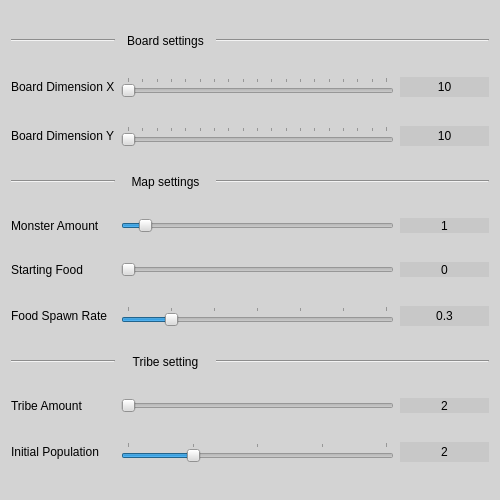
This is ui/MenuLayout.ui in Simon2833/PO_PWR as Qt 5 draws it before an edit. The edited form follows.
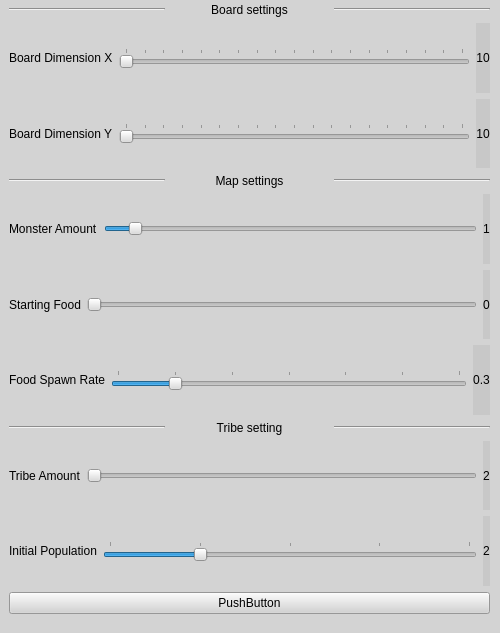
This is the edited form.

Commit message: changed .ui file, added prototype visualisation window

The edit to the form file:
```diff
--- a/ui/MenuLayout.ui
+++ b/ui/MenuLayout.ui
@@ -7,7 +7,7 @@
     <x>0</x>
     <y>0</y>
     <width>500</width>
-    <height>500</height>
+    <height>633</height>
    </rect>
   </property>
   <property name="windowTitle">
@@ -20,209 +20,107 @@
    <string notr="true">
 background-color: rgb(211, 211, 211);</string>
   </property>
-  <layout class="QGridLayout" name="gridLayout">
-   <item row="7" column="1">
-    <widget class="QLabel" name="label_8">
-     <property name="text">
-      <string>Tribe setting</string>
-     </property>
-     <property name="alignment">
-      <set>Qt::AlignCenter</set>
-     </property>
-    </widget>
-   </item>
-   <item row="3" column="2" colspan="3">
-    <widget class="Line" name="line_4">
+  <widget class="QWidget" name="layoutWidget">
+   <property name="geometry">
+    <rect>
+     <x>9</x>
+     <y>3</y>
+     <width>481</width>
+     <height>611</height>
+    </rect>
+   </property>
+   <layout class="QVBoxLayout" name="verticalLayout">
+    <item>
+     <layout class="QHBoxLayout" name="horizontalLayout">
+      <item>
+       <widget class="Line" name="line_2">
      <property name="orientation">
       <enum>Qt::Horizontal</enum>
      </property>
     </widget>
    </item>
-   <item row="3" column="0">
-    <widget class="Line" name="line_5">
-     <property name="orientation">
-      <enum>Qt::Horizontal</enum>
-     </property>
-    </widget>
-   </item>
-   <item row="4" column="4">
-    <widget class="QLabel" name="MonsterAmnt_prev">
-     <property name="font">
-      <font/>
-     </property>
-     <property name="styleSheet">
-      <string notr="true">background-color: rgb(200, 200, 200);</string>
-     </property>
-     <property name="frameShape">
-      <enum>QFrame::NoFrame</enum>
-     </property>
+      <item>
+       <widget class="QLabel" name="label_3">
      <property name="text">
-      <string>1</string>
+         <string>Board settings</string>
      </property>
      <property name="alignment">
       <set>Qt::AlignCenter</set>
      </property>
     </widget>
    </item>
-   <item row="2" column="4">
-    <widget class="QLabel" name="dimY_prev">
-     <property name="font">
-      <font/>
-     </property>
-     <property name="styleSheet">
-      <string notr="true">background-color: rgb(200, 200, 200);</string>
-     </property>
-     <property name="frameShape">
-      <enum>QFrame::NoFrame</enum>
-     </property>
-     <property name="text">
-      <string>10</string>
-     </property>
-     <property name="alignment">
-      <set>Qt::AlignCenter</set>
-     </property>
-    </widget>
-   </item>
-   <item row="6" column="0">
-    <widget class="QLabel" name="label_10">
-     <property name="text">
-      <string>Food Spawn Rate</string>
-     </property>
-    </widget>
-   </item>
-   <item row="8" column="1" colspan="3">
-    <widget class="QSlider" name="horizontalSlider_TribeAmnt">
-     <property name="minimum">
-      <number>2</number>
-     </property>
-     <property name="maximum">
-      <number>15</number>
-     </property>
-     <property name="pageStep">
-      <number>1</number>
-     </property>
+      <item>
+       <widget class="Line" name="line_3">
      <property name="orientation">
       <enum>Qt::Horizontal</enum>
      </property>
-     <property name="tickPosition">
-      <enum>QSlider::NoTicks</enum>
-     </property>
-    </widget>
-   </item>
-   <item row="2" column="1" colspan="3">
-    <widget class="QSlider" name="horizontalSlider_dimY">
-     <property name="cursor">
-      <cursorShape>SizeHorCursor</cursorShape>
-     </property>
-     <property name="focusPolicy">
-      <enum>Qt::NoFocus</enum>
-     </property>
-     <property name="acceptDrops">
-      <bool>false</bool>
-     </property>
-     <property name="toolTipDuration">
-      <number>2</number>
-     </property>
-     <property name="minimum">
-      <number>2</number>
-     </property>
-     <property name="maximum">
-      <number>20</number>
-     </property>
-     <property name="singleStep">
-      <number>1</number>
-     </property>
-     <property name="pageStep">
-      <number>1</number>
-     </property>
-     <property name="value">
-      <number>2</number>
-     </property>
-     <property name="orientation">
-      <enum>Qt::Horizontal</enum>
-     </property>
-     <property name="invertedAppearance">
-      <bool>false</bool>
-     </property>
-     <property name="invertedControls">
-      <bool>false</bool>
-     </property>
-     <property name="tickPosition">
-      <enum>QSlider::TicksAbove</enum>
-     </property>
-     <property name="tickInterval">
-      <number>1</number>
-     </property>
-    </widget>
-   </item>
-   <item row="4" column="1" colspan="3">
-    <widget class="QSlider" name="horizontalSlider_MonsterAmnt">
-     <property name="maximum">
-      <number>15</number>
-     </property>
-     <property name="pageStep">
-      <number>1</number>
-     </property>
-     <property name="value">
-      <number>1</number>
-     </property>
-     <property name="orientation">
-      <enum>Qt::Horizontal</enum>
-     </property>
-    </widget>
-   </item>
-   <item row="5" column="0">
-    <widget class="QLabel" name="label_7">
-     <property name="text">
-      <string>Starting Food</string>
-     </property>
-    </widget>
-   </item>
-   <item row="9" column="4">
-    <widget class="QLabel" name="InitPopulation_prev">
-     <property name="font">
-      <font/>
-     </property>
-     <property name="styleSheet">
-      <string notr="true">background-color: rgb(200, 200, 200);</string>
-     </property>
-     <property name="frameShape">
-      <enum>QFrame::NoFrame</enum>
-     </property>
-     <property name="text">
-      <string>2</string>
-     </property>
-     <property name="alignment">
-      <set>Qt::AlignCenter</set>
-     </property>
-    </widget>
-   </item>
-   <item row="1" column="0">
+       </widget>
+      </item>
+     </layout>
+    </item>
+    <item>
+     <layout class="QHBoxLayout" name="horizontalLayout_3">
+      <item>
+       <layout class="QHBoxLayout" name="horizontalLayout_2">
+        <item>
     <widget class="QLabel" name="label">
      <property name="text">
       <string>Board Dimension X</string>
      </property>
     </widget>
    </item>
-   <item row="5" column="1" colspan="3">
-    <widget class="QSlider" name="horizontalSlider_StartFood">
+        <item>
+         <widget class="QSlider" name="horizontalSlider_dimX">
+          <property name="cursor">
+           <cursorShape>SizeHorCursor</cursorShape>
+          </property>
+          <property name="focusPolicy">
+           <enum>Qt::NoFocus</enum>
+          </property>
+          <property name="acceptDrops">
+           <bool>false</bool>
+          </property>
+          <property name="toolTipDuration">
+           <number>2</number>
+          </property>
+          <property name="minimum">
+           <number>2</number>
+          </property>
      <property name="maximum">
-      <number>15</number>
+           <number>20</number>
+          </property>
+          <property name="singleStep">
+           <number>1</number>
      </property>
      <property name="pageStep">
       <number>1</number>
      </property>
+          <property name="value">
+           <number>2</number>
+          </property>
      <property name="orientation">
       <enum>Qt::Horizontal</enum>
      </property>
-    </widget>
-   </item>
-   <item row="1" column="4">
+          <property name="invertedAppearance">
+           <bool>false</bool>
+          </property>
+          <property name="invertedControls">
+           <bool>false</bool>
+          </property>
+          <property name="tickPosition">
+           <enum>QSlider::TicksAbove</enum>
+          </property>
+          <property name="tickInterval">
+           <number>1</number>
+          </property>
+         </widget>
+        </item>
+       </layout>
+      </item>
+      <item>
     <widget class="QLabel" name="dimX_prev">
      <property name="font">
-      <font>
-       <family>Arial</family>
-      </font>
+         <font/>
      </property>
      <property name="styleSheet">
       <string notr="true">background-color: rgb(200, 200, 200);</string>
@@ -238,71 +136,181 @@
      </property>
     </widget>
    </item>
-   <item row="2" column="0">
+     </layout>
+    </item>
+    <item>
+     <layout class="QHBoxLayout" name="horizontalLayout_4">
+      <item>
     <widget class="QLabel" name="label_2">
      <property name="text">
       <string>Board Dimension Y</string>
      </property>
     </widget>
    </item>
-   <item row="8" column="0">
-    <widget class="QLabel" name="label_5">
+      <item>
+       <widget class="QSlider" name="horizontalSlider_dimY">
+        <property name="cursor">
+         <cursorShape>SizeHorCursor</cursorShape>
+        </property>
+        <property name="focusPolicy">
+         <enum>Qt::NoFocus</enum>
+        </property>
+        <property name="acceptDrops">
+         <bool>false</bool>
+        </property>
+        <property name="toolTipDuration">
+         <number>2</number>
+        </property>
+        <property name="minimum">
+         <number>2</number>
+        </property>
+        <property name="maximum">
+         <number>20</number>
+        </property>
+        <property name="singleStep">
+         <number>1</number>
+        </property>
+        <property name="pageStep">
+         <number>1</number>
+        </property>
+        <property name="value">
+         <number>2</number>
+        </property>
+        <property name="orientation">
+         <enum>Qt::Horizontal</enum>
+        </property>
+        <property name="invertedAppearance">
+         <bool>false</bool>
+        </property>
+        <property name="invertedControls">
+         <bool>false</bool>
+        </property>
+        <property name="tickPosition">
+         <enum>QSlider::TicksAbove</enum>
+        </property>
+        <property name="tickInterval">
+         <number>1</number>
+        </property>
+       </widget>
+      </item>
+      <item>
+       <widget class="QLabel" name="dimY_prev">
+        <property name="font">
+         <font/>
+        </property>
+        <property name="styleSheet">
+         <string notr="true">background-color: rgb(200, 200, 200);</string>
+        </property>
+        <property name="frameShape">
+         <enum>QFrame::NoFrame</enum>
+        </property>
      <property name="text">
-      <string>Tribe Amount</string>
-     </property>
-    </widget>
-   </item>
-   <item row="0" column="0">
-    <widget class="Line" name="line_2">
+         <string>10</string>
+        </property>
+        <property name="alignment">
+         <set>Qt::AlignCenter</set>
+        </property>
+       </widget>
+      </item>
+     </layout>
+    </item>
+    <item>
+     <layout class="QHBoxLayout" name="horizontalLayout_5">
+      <item>
+       <widget class="Line" name="line_5">
      <property name="orientation">
       <enum>Qt::Horizontal</enum>
      </property>
     </widget>
    </item>
-   <item row="7" column="0">
-    <widget class="Line" name="line_7">
+      <item>
+       <widget class="QLabel" name="label_4">
+        <property name="text">
+         <string>Map settings</string>
+        </property>
+        <property name="alignment">
+         <set>Qt::AlignCenter</set>
+        </property>
+       </widget>
+      </item>
+      <item>
+       <widget class="Line" name="line_4">
      <property name="orientation">
       <enum>Qt::Horizontal</enum>
      </property>
     </widget>
    </item>
-   <item row="4" column="0">
+     </layout>
+    </item>
+    <item>
+     <layout class="QHBoxLayout" name="horizontalLayout_6">
+      <item>
     <widget class="QLabel" name="label_6">
      <property name="text">
       <string>Monster Amount</string>
      </property>
     </widget>
    </item>
-   <item row="6" column="1" colspan="3">
-    <widget class="QSlider" name="horizontalSlider_FSpawnRate">
+      <item>
+       <widget class="QSlider" name="horizontalSlider_MonsterAmnt">
      <property name="maximum">
-      <number>30</number>
+         <number>15</number>
      </property>
      <property name="pageStep">
       <number>1</number>
      </property>
      <property name="value">
-      <number>5</number>
+         <number>1</number>
      </property>
      <property name="orientation">
       <enum>Qt::Horizontal</enum>
      </property>
-     <property name="tickPosition">
-      <enum>QSlider::TicksAbove</enum>
-     </property>
-     <property name="tickInterval">
-      <number>5</number>
-     </property>
-    </widget>
-   </item>
-   <item row="7" column="2" colspan="3">
-    <widget class="Line" name="line_6">
+       </widget>
+      </item>
+      <item>
+       <widget class="QLabel" name="MonsterAmnt_prev">
+        <property name="font">
+         <font/>
+        </property>
+        <property name="styleSheet">
+         <string notr="true">background-color: rgb(200, 200, 200);</string>
+        </property>
+        <property name="frameShape">
+         <enum>QFrame::NoFrame</enum>
+        </property>
+        <property name="text">
+         <string>1</string>
+        </property>
+        <property name="alignment">
+         <set>Qt::AlignCenter</set>
+        </property>
+       </widget>
+      </item>
+     </layout>
+    </item>
+    <item>
+     <layout class="QHBoxLayout" name="horizontalLayout_7">
+      <item>
+       <widget class="QLabel" name="label_7">
+        <property name="text">
+         <string>Starting Food</string>
+        </property>
+       </widget>
+      </item>
+      <item>
+       <widget class="QSlider" name="horizontalSlider_StartFood">
+        <property name="maximum">
+         <number>15</number>
+        </property>
+        <property name="pageStep">
+         <number>1</number>
+        </property>
      <property name="orientation">
       <enum>Qt::Horizontal</enum>
      </property>
     </widget>
    </item>
-   <item row="5" column="4">
+      <item>
     <widget class="QLabel" name="StartFood_prev">
      <property name="font">
       <font/>
@@ -321,7 +329,40 @@
      </property>
     </widget>
    </item>
-   <item row="6" column="4">
+     </layout>
+    </item>
+    <item>
+     <layout class="QHBoxLayout" name="horizontalLayout_8">
+      <item>
+       <widget class="QLabel" name="label_10">
+        <property name="text">
+         <string>Food Spawn Rate</string>
+        </property>
+       </widget>
+      </item>
+      <item>
+       <widget class="QSlider" name="horizontalSlider_FSpawnRate">
+        <property name="maximum">
+         <number>30</number>
+        </property>
+        <property name="pageStep">
+         <number>1</number>
+        </property>
+        <property name="value">
+         <number>5</number>
+        </property>
+        <property name="orientation">
+         <enum>Qt::Horizontal</enum>
+        </property>
+        <property name="tickPosition">
+         <enum>QSlider::TicksAbove</enum>
+        </property>
+        <property name="tickInterval">
+         <number>5</number>
+        </property>
+       </widget>
+      </item>
+      <item>
     <widget class="QLabel" name="FSpawnRate_prev">
      <property name="font">
       <font/>
@@ -340,88 +381,65 @@
      </property>
     </widget>
    </item>
-   <item row="1" column="1" colspan="3">
-    <widget class="QSlider" name="horizontalSlider_dimX">
-     <property name="cursor">
-      <cursorShape>SizeHorCursor</cursorShape>
-     </property>
-     <property name="focusPolicy">
-      <enum>Qt::NoFocus</enum>
-     </property>
-     <property name="acceptDrops">
-      <bool>false</bool>
-     </property>
-     <property name="toolTipDuration">
-      <number>2</number>
-     </property>
-     <property name="minimum">
-      <number>2</number>
-     </property>
-     <property name="maximum">
-      <number>20</number>
-     </property>
-     <property name="singleStep">
-      <number>1</number>
-     </property>
-     <property name="pageStep">
-      <number>1</number>
-     </property>
-     <property name="value">
-      <number>2</number>
-     </property>
+     </layout>
+    </item>
+    <item>
+     <layout class="QHBoxLayout" name="horizontalLayout_9">
+      <item>
+       <widget class="Line" name="line_7">
      <property name="orientation">
       <enum>Qt::Horizontal</enum>
      </property>
-     <property name="invertedAppearance">
-      <bool>false</bool>
-     </property>
-     <property name="invertedControls">
-      <bool>false</bool>
-     </property>
-     <property name="tickPosition">
-      <enum>QSlider::TicksAbove</enum>
-     </property>
-     <property name="tickInterval">
-      <number>1</number>
-     </property>
-    </widget>
-   </item>
-   <item row="3" column="1">
-    <widget class="QLabel" name="label_4">
+       </widget>
+      </item>
+      <item>
+       <widget class="QLabel" name="label_8">
      <property name="text">
-      <string>Map settings</string>
+         <string>Tribe setting</string>
      </property>
      <property name="alignment">
       <set>Qt::AlignCenter</set>
      </property>
     </widget>
    </item>
-   <item row="9" column="1" colspan="3">
-    <widget class="QSlider" name="horizontalSlider_initPopulation">
+      <item>
+       <widget class="Line" name="line_6">
+        <property name="orientation">
+         <enum>Qt::Horizontal</enum>
+        </property>
+       </widget>
+      </item>
+     </layout>
+    </item>
+    <item>
+     <layout class="QHBoxLayout" name="horizontalLayout_10">
+      <item>
+       <widget class="QLabel" name="label_5">
+        <property name="text">
+         <string>Tribe Amount</string>
+        </property>
+       </widget>
+      </item>
+      <item>
+       <widget class="QSlider" name="horizontalSlider_TribeAmnt">
      <property name="minimum">
-      <number>1</number>
+         <number>2</number>
      </property>
      <property name="maximum">
-      <number>5</number>
+         <number>15</number>
      </property>
      <property name="pageStep">
       <number>1</number>
      </property>
-     <property name="value">
-      <number>2</number>
-     </property>
      <property name="orientation">
       <enum>Qt::Horizontal</enum>
      </property>
      <property name="tickPosition">
-      <enum>QSlider::TicksAbove</enum>
-     </property>
-     <property name="tickInterval">
-      <number>1</number>
+         <enum>QSlider::NoTicks</enum>
      </property>
     </widget>
    </item>
-   <item row="8" column="4">
+      <item>
     <widget class="QLabel" name="TribeAmount_prev">
      <property name="font">
       <font/>
@@ -440,31 +458,72 @@
      </property>
     </widget>
    </item>
-   <item row="9" column="0">
+     </layout>
+    </item>
+    <item>
+     <layout class="QHBoxLayout" name="horizontalLayout_11">
+      <item>
     <widget class="QLabel" name="label_9">
      <property name="text">
       <string>Initial Population</string>
      </property>
     </widget>
    </item>
-   <item row="0" column="1">
-    <widget class="QLabel" name="label_3">
-     <property name="text">
-      <string>Board settings</string>
-     </property>
-     <property name="alignment">
-      <set>Qt::AlignCenter</set>
-     </property>
-    </widget>
-   </item>
-   <item row="0" column="2" colspan="3">
-    <widget class="Line" name="line_3">
+      <item>
+       <widget class="QSlider" name="horizontalSlider_initPopulation">
+        <property name="minimum">
+         <number>1</number>
+        </property>
+        <property name="maximum">
+         <number>5</number>
+        </property>
+        <property name="pageStep">
+         <number>1</number>
+        </property>
+        <property name="value">
+         <number>2</number>
+        </property>
      <property name="orientation">
       <enum>Qt::Horizontal</enum>
      </property>
-    </widget>
-   </item>
-  </layout>
+        <property name="tickPosition">
+         <enum>QSlider::TicksAbove</enum>
+        </property>
+        <property name="tickInterval">
+         <number>1</number>
+        </property>
+       </widget>
+      </item>
+      <item>
+       <widget class="QLabel" name="InitPopulation_prev">
+        <property name="font">
+         <font/>
+        </property>
+        <property name="styleSheet">
+         <string notr="true">background-color: rgb(200, 200, 200);</string>
+        </property>
+        <property name="frameShape">
+         <enum>QFrame::NoFrame</enum>
+        </property>
+        <property name="text">
+         <string>2</string>
+        </property>
+        <property name="alignment">
+         <set>Qt::AlignCenter</set>
+        </property>
+       </widget>
+      </item>
+     </layout>
+    </item>
+    <item>
+     <widget class="QPushButton" name="pushButton">
+      <property name="text">
+       <string>PushButton</string>
+      </property>
+     </widget>
+    </item>
+   </layout>
+  </widget>
  </widget>
  <resources/>
  <connections>
```
Left out of the diff: 16 changed lines with no effect on the pictures. Lines whose indentation alone changed are shown as unchanged. The commit also changes 7 other files.
